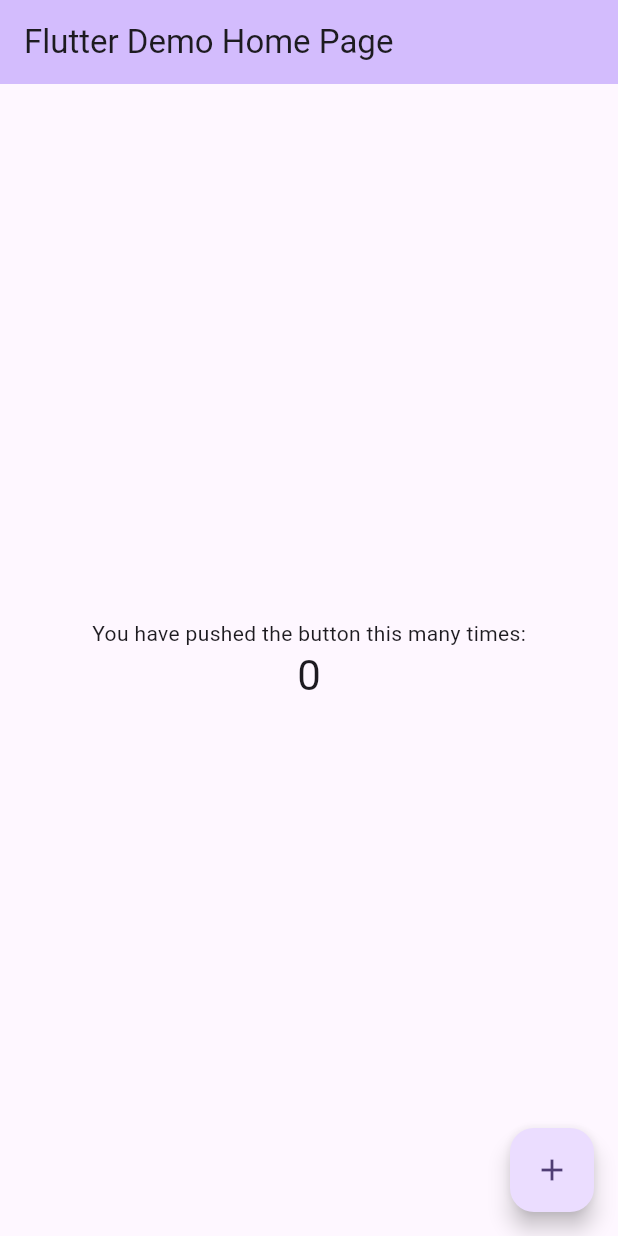
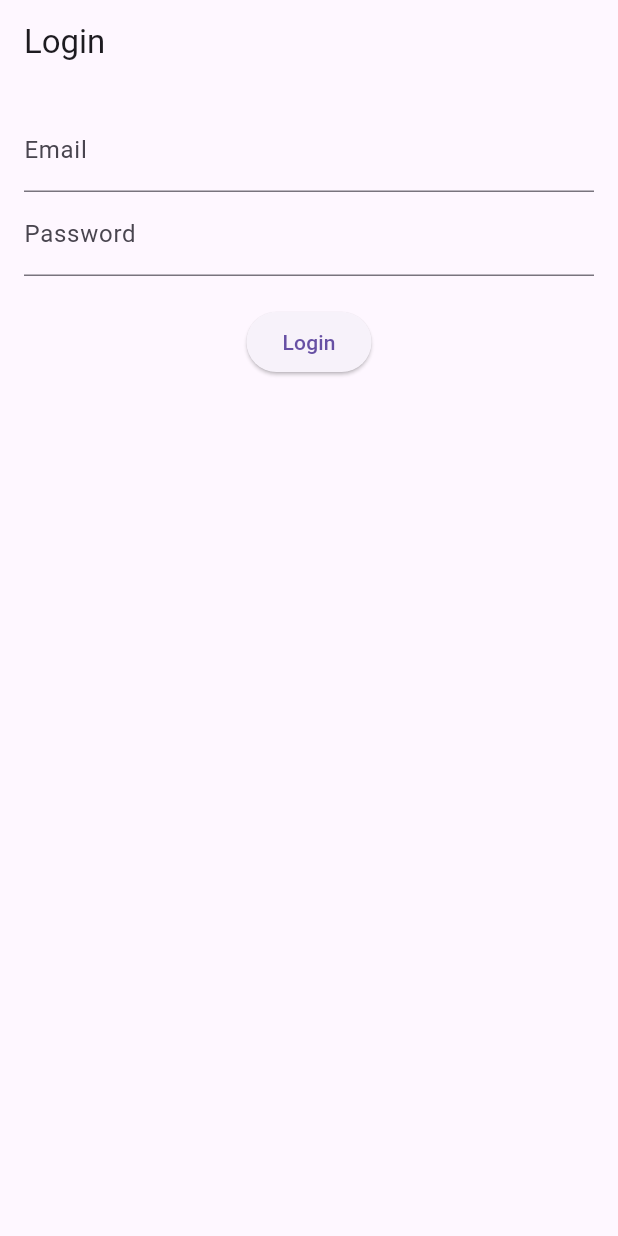
Before and after one commit to K0l4s/CastifyStudio, a Flutter app: the screen it shows after launch, on a phone screen of 412 x 824 dp. Run offline on Flutter 3.47's test engine with Material 3 defaults, Android fonts, the light colour scheme and no system bars; our stand-ins replace flutter_dotenv, shared_preferences.

Commit message:
update (feat): add jwt authentication, +splash_screen, login_screen, +home_screen, shared_preferences, dotenv

```diff
--- /dev/null
+++ b/lib/features/auth/domain/entities/role.dart
@@ -0,0 +1,6 @@
+enum Role {
+  GUEST,
+  USER,
+  CREATOR,
+  ADMIN
+}
--- a/lib/features/auth/presentation/screens/login_screen.dart
+++ b/lib/features/auth/presentation/screens/login_screen.dart
@@ -0,0 +1,53 @@
+import 'package:castify_studio/features/home/presentation/home_screen.dart';
+import 'package:castify_studio/features/splash/presentation/splash_screen.dart';
+import 'package:castify_studio/services/auth_service.dart';
+import 'package:flutter/material.dart';
+
+class LoginScreen extends StatefulWidget {
+  const LoginScreen({super.key});
+
+  @override
+  State<StatefulWidget> createState() => _LoginScreenState();
+}
+
+class _LoginScreenState extends State<LoginScreen> {
+  final emailCtrl = TextEditingController();
+  final passwordCtrl = TextEditingController();
+  final authService = AuthService();
+  bool loading = false;
+
+  Future<void> _handleLogin() async {
+    setState(() => loading = true);
+    final success = await authService.login(
+      emailCtrl.text.trim(), passwordCtrl.text.trim()
+    );
+
+    if (success && mounted) {
+      Navigator.of(context).pushAndRemoveUntil(
+        MaterialPageRoute(builder: (context) => const HomeScreen()),
+            (Route<dynamic> route) => false, // xoá hết mọi route trước đó
+      );
+    }
+
+
+    setState(() => loading = false);
+  }
+
+  @override
+  Widget build(BuildContext context) {
+    return Scaffold(
+      appBar: AppBar(title: const Text("Login")),
+      body: Padding(
+        padding: const EdgeInsets.all(16.0),
+        child: Column(children: [
+          TextField(controller: emailCtrl, decoration: const InputDecoration(labelText: "Email")),
+          TextField(controller: passwordCtrl, obscureText: true, decoration: const InputDecoration(labelText: "Password")),
+          const SizedBox(height: 20),
+          ElevatedButton(
+              onPressed: loading ? null : _handleLogin,
+              child: loading ? const CircularProgressIndicator() : const Text("Login")),
+        ])
+      ),
+    );
+  }
+}
--- a/lib/main.dart
+++ b/lib/main.dart
@@ -1,6 +1,9 @@
+import 'package:castify_studio/features/splash/presentation/splash_screen.dart';
 import 'package:flutter/material.dart';
+import 'package:flutter_dotenv/flutter_dotenv.dart';
 
-void main() {
+Future<void> main() async {
+  await dotenv.load();
   runApp(const MyApp());
 }
 
@@ -11,112 +14,8 @@ class MyApp extends StatelessWidget {
   @override
   Widget build(BuildContext context) {
     return MaterialApp(
-      title: 'Flutter Demo',
-      theme: ThemeData(
-        // This is the theme of your application.
-        //
-        // TRY THIS: Try running your application with "flutter run". You'll see
-        // the application has a purple toolbar. Then, without quitting the app,
-        // try changing the seedColor in the colorScheme below to Colors.green
-        // and then invoke "hot reload" (save your changes or press the "hot
-        // reload" button in a Flutter-supported IDE, or press "r" if you used
-        // the command line to start the app).
-        //
-        // Notice that the counter didn't reset back to zero; the application
-        // state is not lost during the reload. To reset the state, use hot
-        // restart instead.
-        //
-        // This works for code too, not just values: Most code changes can be
-        // tested with just a hot reload.
-        colorScheme: ColorScheme.fromSeed(seedColor: Colors.deepPurple),
-      ),
-      home: const MyHomePage(title: 'Flutter Demo Home Page'),
+      title: 'Castify Studio',
+      home: const SplashScreen(),
     );
   }
 }
-
-class MyHomePage extends StatefulWidget {
-  const MyHomePage({super.key, required this.title});
-
-  // This widget is the home page of your application. It is stateful, meaning
-  // that it has a State object (defined below) that contains fields that affect
-  // how it looks.
-
-  // This class is the configuration for the state. It holds the values (in this
-  // case the title) provided by the parent (in this case the App widget) and
-  // used by the build method of the State. Fields in a Widget subclass are
-  // always marked "final".
-
-  final String title;
-
-  @override
-  State<MyHomePage> createState() => _MyHomePageState();
-}
-
-class _MyHomePageState extends State<MyHomePage> {
-  int _counter = 0;
-
-  void _incrementCounter() {
-    setState(() {
-      // This call to setState tells the Flutter framework that something has
-      // changed in this State, which causes it to rerun the build method below
-      // so that the display can reflect the updated values. If we changed
-      // _counter without calling setState(), then the build method would not be
-      // called again, and so nothing would appear to happen.
-      _counter++;
-    });
-  }
-
-  @override
-  Widget build(BuildContext context) {
-    // This method is rerun every time setState is called, for instance as done
-    // by the _incrementCounter method above.
-    //
-    // The Flutter framework has been optimized to make rerunning build methods
-    // fast, so that you can just rebuild anything that needs updating rather
-    // than having to individually change instances of widgets.
-    return Scaffold(
-      appBar: AppBar(
-        // TRY THIS: Try changing the color here to a specific color (to
-        // Colors.amber, perhaps?) and trigger a hot reload to see the AppBar
-        // change color while the other colors stay the same.
-        backgroundColor: Theme.of(context).colorScheme.inversePrimary,
-        // Here we take the value from the MyHomePage object that was created by
-        // the App.build method, and use it to set our appbar title.
-        title: Text(widget.title),
-      ),
-      body: Center(
-        // Center is a layout widget. It takes a single child and positions it
-        // in the middle of the parent.
-        child: Column(
-          // Column is also a layout widget. It takes a list of children and
-          // arranges them vertically. By default, it sizes itself to fit its
-          // children horizontally, and tries to be as tall as its parent.
-          //
-          // Column has various properties to control how it sizes itself and
-          // how it positions its children. Here we use mainAxisAlignment to
-          // center the children vertically; the main axis here is the vertical
-          // axis because Columns are vertical (the cross axis would be
-          // horizontal).
-          //
-          // TRY THIS: Invoke "debug painting" (choose the "Toggle Debug Paint"
-          // action in the IDE, or press "p" in the console), to see the
-          // wireframe for each widget.
-          mainAxisAlignment: MainAxisAlignment.center,
-          children: <Widget>[
-            const Text('You have pushed the button this many times:'),
-            Text(
-              '$_counter',
-              style: Theme.of(context).textTheme.headlineMedium,
-            ),
-          ],
-        ),
-      ),
-      floatingActionButton: FloatingActionButton(
-        onPressed: _incrementCounter,
-        tooltip: 'Increment',
-        child: const Icon(Icons.add),
-      ), // This trailing comma makes auto-formatting nicer for build methods.
-    );
-  }
-}
--- /dev/null
+++ b/lib/utils/shared_prefs.dart
@@ -0,0 +1,25 @@
+import 'package:shared_preferences/shared_preferences.dart';
+
+class SharedPrefs {
+  static Future<void> saveToken(String access, String refresh) async {
+    final prefs = await SharedPreferences.getInstance();
+    await prefs.setString('access_token', access);
+    await prefs.setString('refresh_token', refresh);
+  }
+
+  static Future<String?> getAccessToken() async {
+    final prefs = await SharedPreferences.getInstance();
+    return prefs.getString('access_token');
+  }
+
+  static Future<String?> getRefreshToken() async {
+    final prefs = await SharedPreferences.getInstance();
+    return prefs.getString('refresh_token');
+  }
+
+  static Future<void> clearTokens() async {
+    final prefs = await SharedPreferences.getInstance();
+    await prefs.remove('access_token');
+    await prefs.remove('refresh_token');
+  }
+}
--- a/pubspec.yaml
+++ b/pubspec.yaml
@@ -34,6 +34,9 @@ dependencies:
   # The following adds the Cupertino Icons font to your application.
   # Use with the CupertinoIcons class for iOS style icons.
   cupertino_icons: ^1.0.8
+  shared_preferences: ^2.2.2
+  http: ^0.13.6
+  flutter_dotenv: ^5.2.1
 
 dev_dependencies:
   flutter_test:
@@ -51,7 +54,8 @@ dev_dependencies:
 
 # The following section is specific to Flutter packages.
 flutter:
-
+  assets:
+    - .env
   # The following line ensures that the Material Icons font is
   # included with your application, so that you can use the icons in
   # the material Icons class.
```
Also changed, not shown: lib/features/auth/data/models/user_model.dart (added, +46 -0 lines), lib/features/auth/domain/entities/user.dart (+41 -0 lines), lib/features/home/presentation/home_screen.dart (added, +20 -0 lines), lib/features/splash/presentation/splash_screen.dart (added, +61 -0 lines), lib/services/api_service.dart (added, +88 -0 lines), lib/services/auth_service.dart (added, +48 -0 lines), pubspec.lock, 4 other files.
